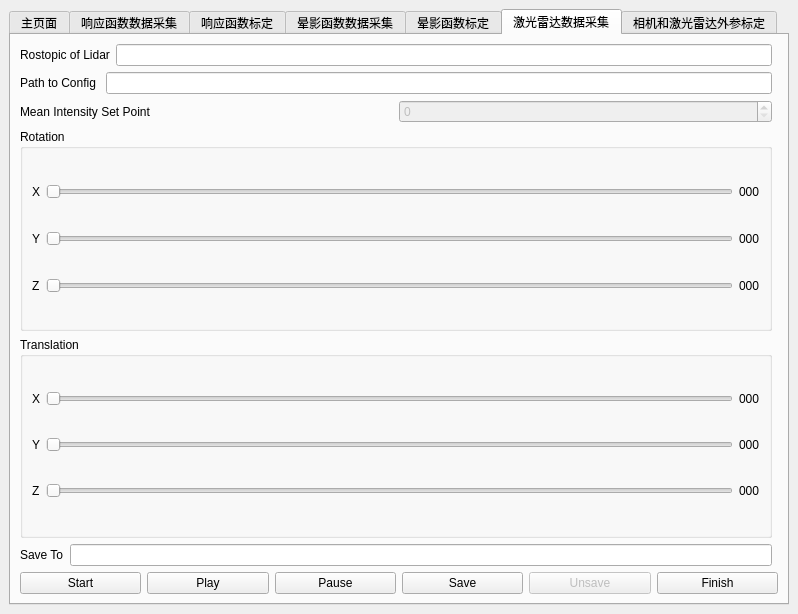
This is src/mainwindow.ui in KangJialiang/Data-Platform as Qt 5 draws it before an edit. The edited form follows.
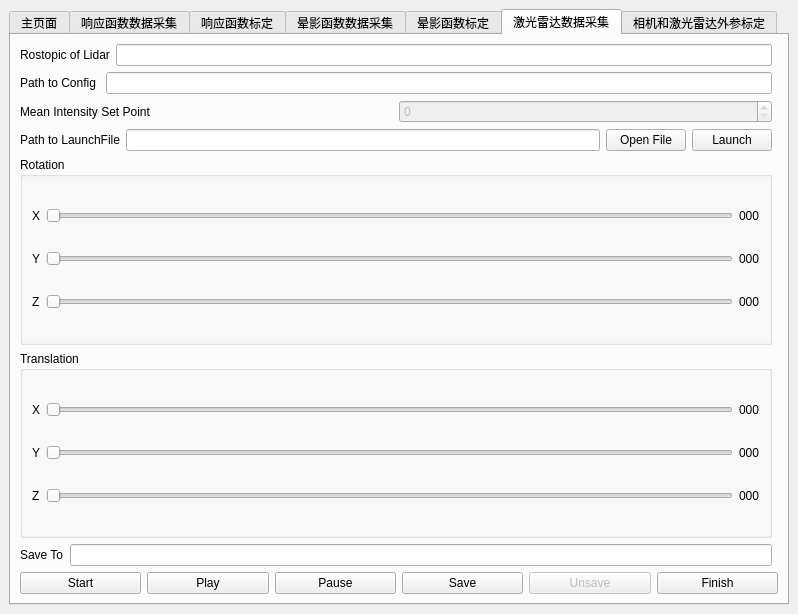
This is the edited form.

Commit message: merge: launchFile and AEControl

Patch:
```diff
--- a/src/mainwindow.ui
+++ b/src/mainwindow.ui
@@ -690,7 +690,123 @@
         <string>激光雷达数据采集</string>
        </attribute>
        <layout class="QGridLayout" name="gridLayout_10">
-        <item row="3" column="0">
+        <item row="5" column="0">
+         <widget class="QGroupBox" name="translationGroup">
+          <property name="title">
+           <string>Translation</string>
+          </property>
+          <layout class="QGridLayout" name="gridLayout_9">
+           <item row="0" column="0">
+            <widget class="QLabel" name="tx_label">
+             <property name="text">
+              <string>X</string>
+             </property>
+            </widget>
+           </item>
+           <item row="0" column="1">
+            <widget class="QSlider" name="tx_slide">
+             <property name="maximum">
+              <number>1000</number>
+             </property>
+             <property name="orientation">
+              <enum>Qt::Horizontal</enum>
+             </property>
+            </widget>
+           </item>
+           <item row="2" column="0">
+            <widget class="QLabel" name="tz_label">
+             <property name="text">
+              <string>Z</string>
+             </property>
+            </widget>
+           </item>
+           <item row="1" column="2">
+            <widget class="QLabel" name="ty_text">
+             <property name="text">
+              <string>000</string>
+             </property>
+            </widget>
+           </item>
+           <item row="2" column="1">
+            <widget class="QSlider" name="tz_slide">
+             <property name="maximum">
+              <number>1000</number>
+             </property>
+             <property name="orientation">
+              <enum>Qt::Horizontal</enum>
+             </property>
+            </widget>
+           </item>
+           <item row="0" column="2">
+            <widget class="QLabel" name="tx_text">
+             <property name="text">
+              <string>000</string>
+             </property>
+            </widget>
+           </item>
+           <item row="1" column="1">
+            <widget class="QSlider" name="ty_slide">
+             <property name="maximum">
+              <number>1000</number>
+             </property>
+             <property name="orientation">
+              <enum>Qt::Horizontal</enum>
+             </property>
+            </widget>
+           </item>
+           <item row="2" column="2">
+            <widget class="QLabel" name="tz_text">
+             <property name="text">
+              <string>000</string>
+             </property>
+            </widget>
+           </item>
+           <item row="1" column="0">
+            <widget class="QLabel" name="ty_label">
+             <property name="text">
+              <string>Y</string>
+             </property>
+            </widget>
+           </item>
+          </layout>
+         </widget>
+        </item>
+        <item row="2" column="0">
+         <layout class="QHBoxLayout" name="AEControlGroupP5">
+          <item>
+           <widget class="QLabel" name="AEControlLabelP5">
+            <property name="text">
+             <string>Mean Intensity Set Point</string>
+            </property>
+           </widget>
+          </item>
+          <item>
+           <widget class="QSpinBox" name="AEControlBoxP5">
+            <property name="enabled">
+             <bool>false</bool>
+            </property>
+            <property name="maximum">
+             <number>10000</number>
+            </property>
+           </widget>
+          </item>
+         </layout>
+        </item>
+        <item row="6" column="0">
+         <layout class="QHBoxLayout" name="saveToGroup">
+          <item>
+           <widget class="QLabel" name="saveToLabel">
+            <property name="text">
+             <string>Save To</string>
+            </property>
+           </widget>
+          </item>
+          <item>
+           <widget class="QLineEdit" name="saveToLine"/>
+          </item>
+         </layout>
+        </item>
+        <item row="4" column="0">
          <widget class="QGroupBox" name="rotationGroup">
           <property name="title">
            <string>Rotation</string>
@@ -771,7 +887,21 @@
           </layout>
          </widget>
         </item>
-        <item row="7" column="0" colspan="2">
+        <item row="1" column="0">
+         <layout class="QHBoxLayout" name="horizontalLayout_2">
+          <item>
+           <widget class="QLabel" name="pathToConfigLabelP5">
+            <property name="text">
+             <string>Path to Config </string>
+            </property>
+           </widget>
+          </item>
+          <item>
+           <widget class="QLineEdit" name="pathToConfigLineP5"/>
+          </item>
+         </layout>
+        </item>
+        <item row="8" column="0" colspan="2">
          <layout class="QHBoxLayout" name="buttonGroup">
           <item>
            <widget class="QPushButton" name="startButtonP5">
@@ -823,20 +953,6 @@
           </item>
          </layout>
         </item>
-        <item row="1" column="0">
-         <layout class="QHBoxLayout" name="horizontalLayout_2">
-          <item>
-           <widget class="QLabel" name="pathToConfigLabelP5">
-            <property name="text">
-             <string>Path to Config </string>
-            </property>
-           </widget>
-          </item>
-          <item>
-           <widget class="QLineEdit" name="pathToConfigLineP5"/>
-          </item>
-         </layout>
-        </item>
         <item row="0" column="0">
          <layout class="QHBoxLayout" name="horizontalLayout_5">
           <item>
@@ -851,117 +967,29 @@
           </item>
          </layout>
         </item>
-        <item row="4" column="0">
-         <widget class="QGroupBox" name="translationGroup">
-          <property name="title">
-           <string>Translation</string>
-          </property>
-          <layout class="QGridLayout" name="gridLayout_9">
-           <item row="0" column="0">
-            <widget class="QLabel" name="tx_label">
-             <property name="text">
-              <string>X</string>
-             </property>
-            </widget>
-           </item>
-           <item row="0" column="1">
-            <widget class="QSlider" name="tx_slide">
-             <property name="maximum">
-              <number>1000</number>
-             </property>
-             <property name="orientation">
-              <enum>Qt::Horizontal</enum>
-             </property>
-            </widget>
-           </item>
-           <item row="2" column="0">
-            <widget class="QLabel" name="tz_label">
-             <property name="text">
-              <string>Z</string>
-             </property>
-            </widget>
-           </item>
-           <item row="1" column="2">
-            <widget class="QLabel" name="ty_text">
-             <property name="text">
-              <string>000</string>
-             </property>
-            </widget>
-           </item>
-           <item row="2" column="1">
-            <widget class="QSlider" name="tz_slide">
-             <property name="maximum">
-              <number>1000</number>
-             </property>
-             <property name="orientation">
-              <enum>Qt::Horizontal</enum>
-             </property>
-            </widget>
-           </item>
-           <item row="0" column="2">
-            <widget class="QLabel" name="tx_text">
-             <property name="text">
-              <string>000</string>
-             </property>
-            </widget>
-           </item>
-           <item row="1" column="1">
-            <widget class="QSlider" name="ty_slide">
-             <property name="maximum">
-              <number>1000</number>
-             </property>
-             <property name="orientation">
-              <enum>Qt::Horizontal</enum>
-             </property>
-            </widget>
-           </item>
-           <item row="2" column="2">
-            <widget class="QLabel" name="tz_text">
-             <property name="text">
-              <string>000</string>
-             </property>
-            </widget>
-           </item>
-           <item row="1" column="0">
-            <widget class="QLabel" name="ty_label">
-             <property name="text">
-              <string>Y</string>
-             </property>
-            </widget>
-           </item>
-          </layout>
-         </widget>
-        </item>
-        <item row="5" column="0">
-         <layout class="QHBoxLayout" name="saveToGroup">
+        <item row="3" column="0">
+         <layout class="QHBoxLayout" name="horizontalLayout_6">
           <item>
-           <widget class="QLabel" name="saveToLabel">
+           <widget class="QLabel" name="pathToLaunchFileLableP5">
             <property name="text">
-             <string>Save To</string>
+             <string>Path to LaunchFile</string>
             </property>
            </widget>
           </item>
           <item>
-           <widget class="QLineEdit" name="saveToLine"/>
+           <widget class="QLineEdit" name="pathToLaunchFileLineP5"/>
           </item>
-         </layout>
-        </item>
-        <item row="2" column="0">
-         <layout class="QHBoxLayout" name="AEControlGroupP5">
           <item>
-           <widget class="QLabel" name="AEControlLabelP5">
+           <widget class="QPushButton" name="openFileButton">
             <property name="text">
-             <string>Mean Intensity Set Point</string>
+             <string>Open File</string>
             </property>
            </widget>
           </item>
           <item>
-           <widget class="QSpinBox" name="AEControlBoxP5">
-            <property name="enabled">
-             <bool>false</bool>
-            </property>
-            <property name="maximum">
-             <number>10000</number>
+           <widget class="QPushButton" name="launchButton">
+            <property name="text">
+             <string>Launch</string>
             </property>
            </widget>
           </item>
```
The commit also changes 2 other files.
